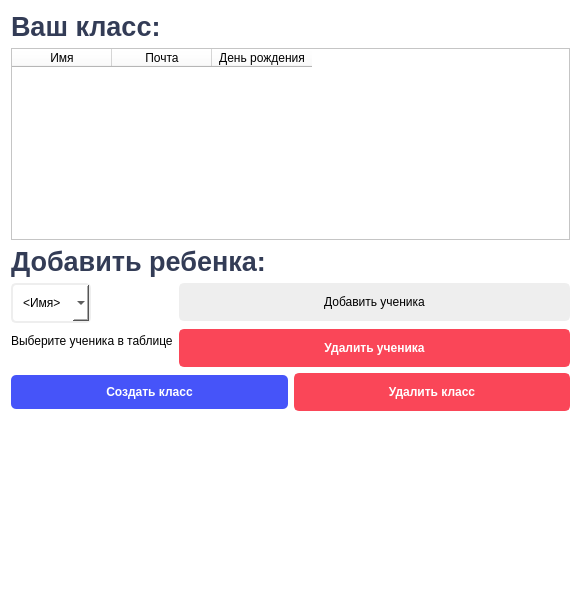
The window that ui/create_class.ui (OCCCAS/Yandex) describes before a commit, drawn with Qt 5.
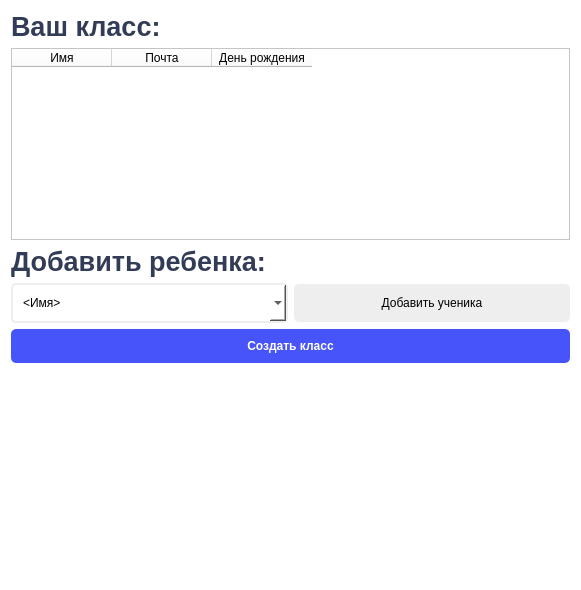
The same window after the commit.

The edit to the form file:
```diff
--- a/ui/create_class.ui
+++ b/ui/create_class.ui
@@ -78,9 +78,11 @@
        </property>
       </widget>
      </item>
+    </layout>
+   </item>
      <item>
-      <layout class="QFormLayout" name="formLayout">
-       <item row="0" column="0">
+    <layout class="QHBoxLayout" name="horizontalLayout">
+     <item>
         <widget class="QComboBox" name="cmb_name">
          <property name="styleSheet">
           <string notr="true">background-color: #ffffff;
@@ -98,7 +100,7 @@
          </item>
         </widget>
        </item>
-       <item row="0" column="1">
+     <item>
         <widget class="QPushButton" name="btn_add_people">
          <property name="font">
           <font>
@@ -119,43 +121,8 @@
          </property>
         </widget>
        </item>
-       <item row="2" column="1">
-        <widget class="QPushButton" name="btn_del_people">
-         <property name="font">
-          <font>
-           <weight>75</weight>
-           <bold>true</bold>
-          </font>
-         </property>
-         <property name="styleSheet">
-          <string notr="true">background-color: #fa4658;
-border-radius: 5px;
-color: white;
-padding: 10px;
-border: 2px solid #fa4658;
-</string>
-         </property>
-         <property name="text">
-          <string>Удалить ученика</string>
-         </property>
-        </widget>
-       </item>
-       <item row="2" column="0">
-        <widget class="QLabel" name="label_3">
-         <property name="text">
-          <string>Выберите ученика в таблице</string>
-         </property>
-        </widget>
-       </item>
-      </layout>
-     </item>
-     <item>
-      <layout class="QHBoxLayout" name="horizontalLayout_2"/>
-     </item>
-    </layout>
-   </item>
-   <item>
-    <layout class="QHBoxLayout" name="horizontalLayout">
+    </layout>
+   </item>
      <item>
       <widget class="QPushButton" name="btn_create_class">
        <property name="font">
@@ -176,29 +143,6 @@
         <string>Создать класс</string>
        </property>
       </widget>
-     </item>
-     <item>
-      <widget class="QPushButton" name="btn_del_class">
-       <property name="font">
-        <font>
-         <weight>75</weight>
-         <bold>true</bold>
-        </font>
-       </property>
-       <property name="styleSheet">
-        <string notr="true">background-color: #fa4658;
-border-radius: 5px;
-color: white;
-padding: 10px;
-border: 2px solid #fa4658;
-</string>
-       </property>
-       <property name="text">
-        <string>Удалить класс</string>
-       </property>
-      </widget>
-     </item>
-    </layout>
    </item>
    <item>
     <spacer name="verticalSpacer_2">
```
Lines whose indentation alone changed are shown as unchanged.
